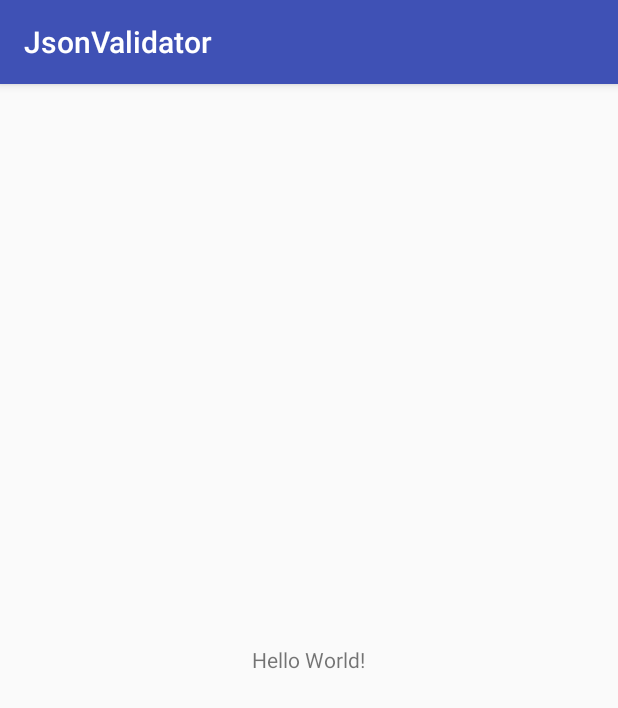
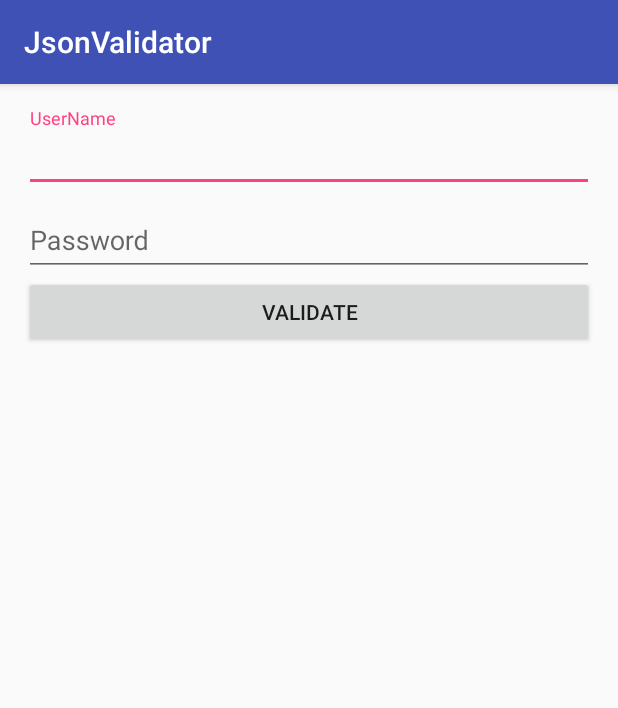
Before and after one commit to Nublo/json-validator, an Android app: the screen it shows after launch (MainActivity), on a phone screen of 412 x 824 dp. Shown: the top 708 px of the screen. Run offline under Robolectric (Android 15) with nearby library versions, the phone set to English and light mode, and no system bars; 4 statements that could not run were skipped.

Commit message:
Updating sdk versions. Reorganizing code. Adding simple validation example.

```diff
--- a/app/src/main/java/anatoldevelopers/by/jsonvalidator/MainActivity.java
+++ b/app/src/main/java/anatoldevelopers/by/jsonvalidator/MainActivity.java
@@ -1,14 +1,115 @@
 package anatoldevelopers.by.jsonvalidator;
 
+import android.os.Bundle;
+import android.support.annotation.NonNull;
+import android.support.design.widget.TextInputLayout;
 import android.support.v7.app.AppCompatActivity;
-import android.os.Bundle;
+import android.text.Editable;
+import android.text.TextWatcher;
+import android.view.View;
+import android.widget.Toast;
+
+import java.io.BufferedReader;
+import java.io.IOException;
+import java.io.InputStream;
+import java.io.InputStreamReader;
+import java.util.HashMap;
+import java.util.List;
+import java.util.Map;
+
+import anatoldevelopers.by.uivalidator.ErrorManager;
+import anatoldevelopers.by.uivalidator.Field;
+import anatoldevelopers.by.uivalidator.visualizer.ValidationErrorVisualizerImpl;
+import anatoldevelopers.by.validator.FieldsSchemaValidator;
+import anatoldevelopers.by.validator.ValidationError;
+import anatoldevelopers.by.validator.gson.FieldsSchemaValidatorFactory;
 
 public class MainActivity extends AppCompatActivity {
+
+    @Field("userName")
+    private TextInputLayout userNameInput;
+    @Field("password")
+    private TextInputLayout passwordInput;
+
+    private FieldsSchemaValidator validator;
+    private ErrorManager errorManager;
 
     @Override
     protected void onCreate(Bundle savedInstanceState) {
         super.onCreate(savedInstanceState);
         setContentView(R.layout.activity_main);
+
+        initViews();
+        validator = FieldsSchemaValidatorFactory.create(getJsonSchemaStringFromResources(R.raw.validation));
+        errorManager = new ErrorManager(new ValidationErrorVisualizerImpl(this));
     }
 
+    private void initViews() {
+        userNameInput = findViewById(R.id.userNameInput);
+        userNameInput.getEditText().addTextChangedListener(new CleanErrorWatcher(userNameInput));
+        passwordInput = findViewById(R.id.passwordInput);
+        passwordInput.getEditText().addTextChangedListener(new CleanErrorWatcher(passwordInput));
+        findViewById(R.id.validate).setOnClickListener(new View.OnClickListener() {
+            @Override
+            public void onClick(View v) {
+                validateInput();
+            }
+        });
+    }
+
+    private void validateInput() {
+        List<ValidationError> errors = validator.validate(collectParams());
+        if (errors.isEmpty()) {
+            Toast.makeText(this, "Everything is fine", Toast.LENGTH_LONG).show();
+        } else {
+            errorManager.showValidationErrors(this, errors);
+        }
+    }
+
+    private Map<String, Object> collectParams() {
+        Map<String, Object> params = new HashMap<>();
+        params.put("userName", userNameInput.getEditText().getText().toString());
+        params.put("password", passwordInput.getEditText().getText().toString());
+        return params;
+    }
+
+    private String getJsonSchemaStringFromResources(int resourceID) {
+        InputStream inputStream = getResources().openRawResource(resourceID);
+        InputStreamReader inputreader = new InputStreamReader(inputStream);
+        BufferedReader buffreader = new BufferedReader(inputreader);
+        String line;
+        StringBuilder text = new StringBuilder();
+
+        try {
+            while ((line = buffreader.readLine()) != null) {
+                text.append(line);
+            }
+        } catch (IOException e) {
+            return null;
+        }
+        return text.toString();
+    }
+
+    static class CleanErrorWatcher implements TextWatcher {
+
+        private final TextInputLayout layout;
+
+        CleanErrorWatcher(@NonNull TextInputLayout layout) {
+            this.layout = layout;
+        }
+
+        @Override
+        public void beforeTextChanged(CharSequence s, int start, int count, int after) {
+        }
+
+        @Override
+        public void onTextChanged(CharSequence s, int start, int before, int count) {
+            layout.setError(null);
+            layout.setErrorEnabled(false);
+        }
+
+        @Override
+        public void afterTextChanged(Editable s) {
+        }
+    }
 }
--- a/app/src/main/res/layout/activity_main.xml
+++ b/app/src/main/res/layout/activity_main.xml
@@ -1,14 +1,41 @@
 <?xml version="1.0" encoding="utf-8"?>
-<RelativeLayout xmlns:android="http://schemas.android.com/apk/res/android"
+<LinearLayout xmlns:android="http://schemas.android.com/apk/res/android"
     android:layout_width="match_parent"
     android:layout_height="match_parent"
+    android:layout_margin="16dp"
+    android:orientation="vertical"
     xmlns:tools="http://schemas.android.com/tools"
     tools:context="anatoldevelopers.by.jsonvalidator.MainActivity">
 
-    <TextView
-        android:layout_width="wrap_content"
+    <android.support.design.widget.TextInputLayout
+        android:id="@+id/userNameInput"
+        android:layout_width="match_parent"
+        android:layout_height="wrap_content">
+
+        <EditText
+            android:layout_width="match_parent"
+            android:layout_height="wrap_content"
+            android:hint="UserName"/>
+
+    </android.support.design.widget.TextInputLayout>
+
+    <android.support.design.widget.TextInputLayout
+        android:id="@+id/passwordInput"
+        android:layout_width="match_parent"
+        android:layout_height="wrap_content">
+
+        <EditText
+            android:layout_width="match_parent"
+            android:layout_height="wrap_content"
+            android:hint="Password"/>
+
+    </android.support.design.widget.TextInputLayout>
+
+    <Button
+        android:id="@+id/validate"
+        android:layout_width="match_parent"
         android:layout_height="wrap_content"
-        android:layout_centerInParent="true"
-        android:text="Hello World!" />
+        android:textAllCaps="true"
+        android:text="Validate"/>
 
-</RelativeLayout>
+</LinearLayout>
--- a/uivalidator/src/main/java/anatoldevelopers/by/uivalidator/manager/ErrorManager.java
+++ b/uivalidator/src/main/java/anatoldevelopers/by/uivalidator/ErrorManager.java
@@ -1,17 +1,15 @@
-package anatoldevelopers.by.uivalidator.manager;
+package anatoldevelopers.by.uivalidator;
 
-import android.content.Context;
 import android.support.annotation.NonNull;
 import android.support.annotation.Nullable;
 import android.util.Log;
 
-import java.lang.annotation.Annotation;
 import java.lang.reflect.Field;
 import java.util.ArrayList;
 import java.util.HashSet;
 import java.util.List;
-import java.util.Objects;
 
+import anatoldevelopers.by.uivalidator.visualizer.ValidationErrorVisualizer;
 import anatoldevelopers.by.validator.ValidationError;
 
 public class ErrorManager {
@@ -20,8 +18,8 @@ public class ErrorManager {
 
     private final ValidationErrorVisualizer visualizer;
 
-    public ErrorManager(@NonNull Context context) {
-        visualizer = new ValidationErrorVisualizer(context);
+    public ErrorManager(ValidationErrorVisualizer visualizer) {
+        this.visualizer = visualizer;
     }
 
     public void showValidationErrors(@NonNull Object container,
--- /dev/null
+++ b/uivalidator/src/main/java/anatoldevelopers/by/uivalidator/visualizer/ValidationErrorVisualizer.java
@@ -0,0 +1,20 @@
+package anatoldevelopers.by.uivalidator.visualizer;
+
+import android.support.annotation.NonNull;
+import android.support.annotation.Nullable;
+
+import java.lang.reflect.Field;
+
+public interface ValidationErrorVisualizer {
+
+    /**
+     * Invoke setError(message) on field inside container
+     * @param container - Container where we have fields that should be validated
+     * @param field - Field object in container on which should method be called
+     * @param message - String that should be shown as error
+     */
+    void showLocalValidationError(@NonNull Object container,
+                                  @NonNull Field field,
+                                  @Nullable String message);
+
+}
--- a/uivalidator/src/main/java/anatoldevelopers/by/uivalidator/manager/ValidationErrorVisualizer.java
+++ b/uivalidator/src/main/java/anatoldevelopers/by/uivalidator/visualizer/ValidationErrorVisualizerImpl.java
@@ -1,4 +1,4 @@
-package anatoldevelopers.by.uivalidator.manager;
+package anatoldevelopers.by.uivalidator.visualizer;
 
 import android.content.Context;
 import android.support.annotation.NonNull;
@@ -9,34 +9,17 @@ import java.lang.reflect.Field;
 import java.lang.reflect.InvocationTargetException;
 import java.lang.reflect.Method;
 
-public class ValidationErrorVisualizer {
+public class ValidationErrorVisualizerImpl implements ValidationErrorVisualizer {
 
-    private static final String TAG = ValidationErrorVisualizer.class.toString();
+    private static final String TAG = ValidationErrorVisualizerImpl.class.toString();
 
     private final Context context;
 
-    public ValidationErrorVisualizer(@NonNull final Context context) {
+    public ValidationErrorVisualizerImpl(@NonNull final Context context) {
         this.context = context;
     }
 
-    /**
-     * Find resource for <code>errorId</code> in strings resources file
-     *
-     * @param errorId - resource name
-     * @return - resource is found, otherwise <code>errorId</code>
-     */
-    @Nullable
-    private String getErrorMessage(@Nullable String errorId) {
-        try {
-            int resID = context.getResources().getIdentifier(errorId, "string", context.getPackageName());
-            return context.getString(resID);
-        } catch (Exception e) {
-            Log.e(TAG, String.format("Can't find resource for `%s`", errorId));
-            e.printStackTrace();
-            return errorId;
-        }
-    }
-
+    @Override
     public void showLocalValidationError(@NonNull Object container,
                                          @NonNull Field field,
                                          @Nullable String message) {
@@ -58,4 +41,21 @@ public class ValidationErrorVisualizer {
         }
     }
 
+    /**
+     * Find resource for <code>errorId</code> in strings resources file
+     * @param errorId - resource name
+     * @return - resource is found, otherwise <code>errorId</code>
+     */
+    @Nullable
+    private String getErrorMessage(@Nullable String errorId) {
+        try {
+            int resID = context.getResources().getIdentifier(errorId, "string", context.getPackageName());
+            return context.getString(resID);
+        } catch (Exception e) {
+            Log.e(TAG, String.format("Can't find resource for `%s`", errorId));
+            e.printStackTrace();
+            return errorId;
+        }
+    }
+
 }
--- a/validator/src/main/java/anatoldevelopers/by/validator/Field.java
+++ b/validator/src/main/java/anatoldevelopers/by/validator/Field.java
@@ -1,6 +1,5 @@
 package anatoldevelopers.by.validator;
 
-import java.util.Collections;
 import java.util.List;
 
 import anatoldevelopers.by.validator.validator.Validator;
@@ -8,10 +7,10 @@ import anatoldevelopers.by.validator.validator.Validator;
 public class Field {
 
     private String name;
+    private List<Validator> validators;
     private Type type;
-    private String description;
+    private String description; // TODO remove, it is useless
     private String format;
-    private List<Validator> validators = Collections.emptyList();
 
     public Field(String name, List<Validator> validators, Type type) {
         this.name = name;
--- a/validator/src/main/java/anatoldevelopers/by/validator/validator/MaxValidator.java
+++ b/validator/src/main/java/anatoldevelopers/by/validator/validator/MaxValidator.java
@@ -41,7 +41,7 @@ public class MaxValidator extends AbstractValidator {
         return compareTo((Number) fieldValue, Double.parseDouble(value)) > 0;
     }
 
-    public int compareTo(Number n1, Number n2) {
+    private int compareTo(Number n1, Number n2) {
         BigDecimal b1 = new BigDecimal(n1.doubleValue());
         BigDecimal b2 = new BigDecimal(n2.doubleValue());
         return b1.compareTo(b2);
--- a/validator/src/main/java/anatoldevelopers/by/validator/validator/MinValidator.java
+++ b/validator/src/main/java/anatoldevelopers/by/validator/validator/MinValidator.java
@@ -41,7 +41,7 @@ public class MinValidator extends AbstractValidator {
         return compareTo(Double.parseDouble(value), (Number) fieldValue) > 0;
     }
 
-    public int compareTo(Number n1, Number n2) {
+    private int compareTo(Number n1, Number n2) {
         BigDecimal b1 = new BigDecimal(n1.doubleValue());
         BigDecimal b2 = new BigDecimal(n2.doubleValue());
         return b1.compareTo(b2);
--- a/validator/src/main/java/anatoldevelopers/by/validator/validator/RequiredValidator.java
+++ b/validator/src/main/java/anatoldevelopers/by/validator/validator/RequiredValidator.java
@@ -11,11 +11,11 @@ import anatoldevelopers.by.validator.ValidationError;
 
 public class RequiredValidator extends AbstractValidator {
 
+    public RequiredValidator() {
+    }
+
     public RequiredValidator(String message) {
         this.message = message;
-    }
-
-    public RequiredValidator() {
     }
 
     @NonNull
--- a/validator/src/main/java/anatoldevelopers/by/validator/validator/TypeValidator.java
+++ b/validator/src/main/java/anatoldevelopers/by/validator/validator/TypeValidator.java
@@ -12,11 +12,11 @@ import static java.util.Collections.emptyList;
 
 public class TypeValidator extends AbstractValidator {
 
+    public TypeValidator() {
+    }
+
     public TypeValidator(String message) {
         this.message = message;
-    }
-
-    public TypeValidator() {
     }
 
     @NonNull
--- a/validator/src/main/java/anatoldevelopers/by/validator/validator/date/MaxDiffDaysValidator.java
+++ b/validator/src/main/java/anatoldevelopers/by/validator/validator/date/MaxDiffDaysValidator.java
@@ -24,7 +24,6 @@ public class MaxDiffDaysValidator extends AbstractValidator {
         this.message = message;
         this.value = value;
     }
-
 
     @NonNull
     @Override
```
Also changed, not shown: app/build.gradle (+8 -6 lines), app/src/main/res/raw/validation.json (added, +30 -0 lines), app/src/main/res/values/validation.xml (added, +8 -0 lines), build.gradle (+3 -4 lines), uivalidator/build.gradle (+6 -10 lines), uivalidator/src/main/java/anatoldevelopers/by/uivalidator/ErrorScrollViewManager.java (renamed from uivalidator/src/main/java/anatoldevelopers/by/uivalidator/manager/ErrorScrollViewManager.java, +7 -7 lines), validator/build.gradle (+7 -7 lines), validator/src/main/java/anatoldevelopers/by/validator/validator/RegExpValidator.java (+5 -5 lines), gradle/wrapper/gradle-wrapper.properties, 1 other file.
